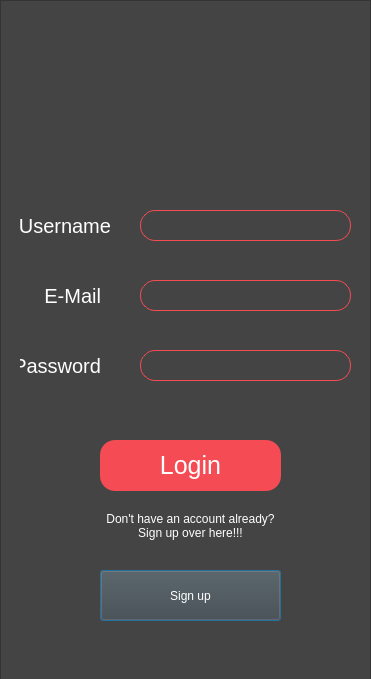
Qt form EComm/login_screen.ui (ManavNirgund/Ecommerce-manager) before a commit.
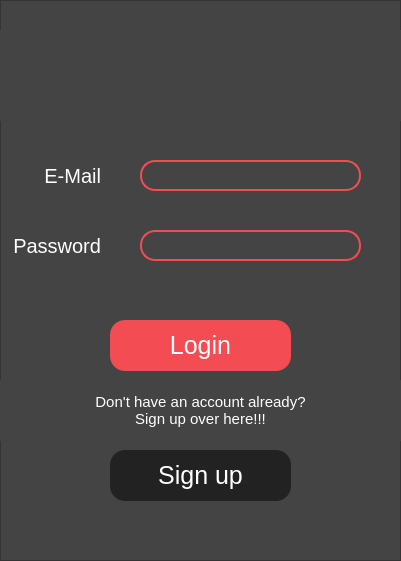
The same form after that commit. Icons and pictures are not drawn.

Patch:
```diff
--- a/EComm/login_screen.ui
+++ b/EComm/login_screen.ui
@@ -6,20 +6,20 @@
    <rect>
     <x>0</x>
     <y>0</y>
-    <width>371</width>
-    <height>679</height>
+    <width>401</width>
+    <height>561</height>
    </rect>
   </property>
   <property name="minimumSize">
    <size>
-    <width>371</width>
-    <height>679</height>
+    <width>401</width>
+    <height>561</height>
    </size>
   </property>
   <property name="maximumSize">
    <size>
-    <width>371</width>
-    <height>679</height>
+    <width>401</width>
+    <height>561</height>
    </size>
   </property>
   <property name="windowTitle">
@@ -35,8 +35,8 @@
     <rect>
      <x>0</x>
      <y>0</y>
-     <width>371</width>
-     <height>681</height>
+     <width>401</width>
+     <height>561</height>
     </rect>
    </property>
    <property name="styleSheet">
@@ -52,9 +52,9 @@
    <widget class="QLabel" name="lbl_Depot">
     <property name="geometry">
      <rect>
-      <x>50</x>
+      <x>0</x>
       <y>30</y>
-      <width>251</width>
+      <width>401</width>
       <height>91</height>
      </rect>
     </property>
@@ -76,32 +76,12 @@
      <set>Qt::AlignCenter</set>
     </property>
    </widget>
-   <widget class="QLabel" name="lbl_Username">
-    <property name="geometry">
-     <rect>
-      <x>20</x>
-      <y>210</y>
-      <width>91</width>
-      <height>31</height>
-     </rect>
-    </property>
-    <property name="styleSheet">
-     <string notr="true">color: white;
-font-size: 20px;</string>
-    </property>
-    <property name="text">
-     <string>Username</string>
-    </property>
-    <property name="alignment">
-     <set>Qt::AlignRight|Qt::AlignTrailing|Qt::AlignVCenter</set>
-    </property>
-   </widget>
    <widget class="QLineEdit" name="txt_Pass">
     <property name="geometry">
      <rect>
       <x>140</x>
-      <y>350</y>
-      <width>211</width>
+      <y>230</y>
+      <width>221</width>
       <height>31</height>
      </rect>
     </property>
@@ -109,31 +89,7 @@
      <enum>Qt::NoFocus</enum>
     </property>
     <property name="styleSheet">
-     <string notr="true">border: 1px solid rgb(243, 76, 83);
-border-radius: 15px;
-padding-left: 10px;
-padding-bottom: 1px;
-color: white;
-font-size: 20px;</string>
-    </property>
-    <property name="clearButtonEnabled">
-     <bool>true</bool>
-    </property>
-   </widget>
-   <widget class="QLineEdit" name="txt_Username">
-    <property name="geometry">
-     <rect>
-      <x>140</x>
-      <y>210</y>
-      <width>211</width>
-      <height>31</height>
-     </rect>
-    </property>
-    <property name="mouseTracking">
-     <bool>true</bool>
-    </property>
-    <property name="styleSheet">
-     <string notr="true">border: 1px solid rgb(243, 76, 83);
+     <string notr="true">border: 2px solid rgb(243, 76, 83);
 border-radius: 15px;
 padding-left: 10px;
 padding-bottom: 1px;
@@ -148,8 +104,8 @@
     <property name="geometry">
      <rect>
       <x>140</x>
-      <y>280</y>
-      <width>211</width>
+      <y>160</y>
+      <width>221</width>
       <height>31</height>
      </rect>
     </property>
@@ -157,7 +113,7 @@
      <enum>Qt::NoFocus</enum>
     </property>
     <property name="styleSheet">
-     <string notr="true">border: 1px solid rgb(243, 76, 83);
+     <string notr="true">border: 2px solid rgb(243, 76, 83);
 border-radius: 15px;
 padding-left: 10px;
 padding-bottom: 1px;
@@ -171,9 +127,9 @@
    <widget class="QLabel" name="lbl_Pass">
     <property name="geometry">
      <rect>
-      <x>20</x>
-      <y>350</y>
-      <width>81</width>
+      <x>10</x>
+      <y>230</y>
+      <width>91</width>
       <height>31</height>
      </rect>
     </property>
@@ -192,7 +148,7 @@
     <property name="geometry">
      <rect>
       <x>40</x>
-      <y>280</y>
+      <y>160</y>
       <width>61</width>
       <height>31</height>
      </rect>
@@ -211,12 +167,16 @@
    <widget class="QLabel" name="lbl_Alt">
     <property name="geometry">
      <rect>
-      <x>100</x>
-      <y>500</y>
-      <width>181</width>
-      <height>51</height>
+      <x>0</x>
+      <y>380</y>
+      <width>401</width>
+      <height>61</height>
      </rect>
     </property>
+    <property name="styleSheet">
+     <string notr="true">color: white;
+font-size: 15px;</string>
+    </property>
     <property name="text">
      <string>Don't have an account already?
 Sign up over here!!!</string>
@@ -228,8 +188,8 @@
    <widget class="QPushButton" name="btn_Signup">
     <property name="geometry">
      <rect>
-      <x>100</x>
-      <y>570</y>
+      <x>110</x>
+      <y>450</y>
       <width>181</width>
       <height>51</height>
      </rect>
@@ -239,12 +199,7 @@
 border-radius: 15px;
 background: #222;
 color: white;
-font-size: 25px;
-QPushButton::hover
-{
-	background-color : lightgreen;
-}
-</string>
+font-size: 25px;</string>
     </property>
     <property name="text">
      <string>Sign up</string>
@@ -253,14 +208,14 @@
    <widget class="QPushButton" name="btn_Login">
     <property name="geometry">
      <rect>
-      <x>100</x>
-      <y>440</y>
+      <x>110</x>
+      <y>320</y>
       <width>181</width>
       <height>51</height>
      </rect>
     </property>
     <property name="styleSheet">
-     <string notr="true">background: rgb(245, 75, 84);
+     <string notr="true">background: 2px solid rgb(243, 76, 83);
 border-radius: 15px;
 font-size: 25px;
 </string>
@@ -268,6 +223,9 @@
     <property name="text">
      <string>Login</string>
     </property>
+    <property name="checkable">
+     <bool>true</bool>
+    </property>
    </widget>
   </widget>
  </widget>
```
Left out of the diff: 32 changed lines with no effect on the pictures.
